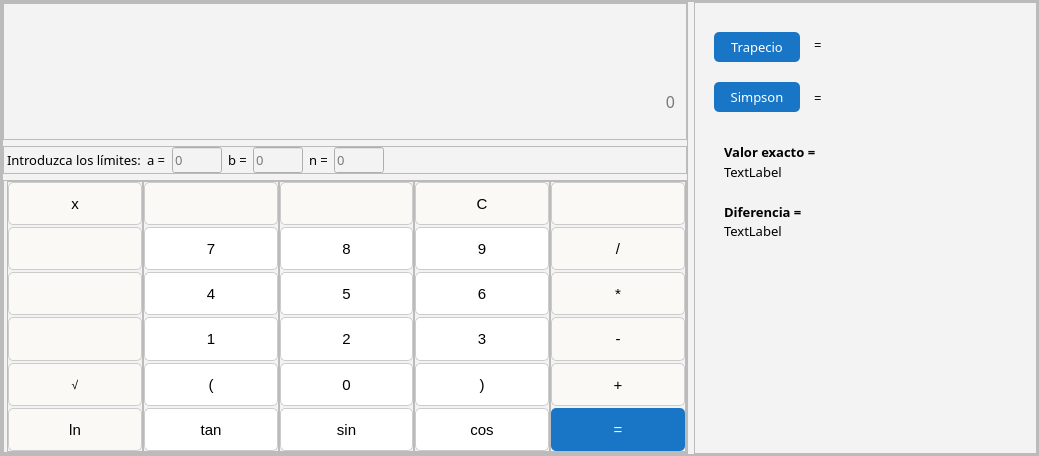
First picture: the form in segundaoportunidad.ui, repository Dariana97/Calculadora-Maxi, before the edit.
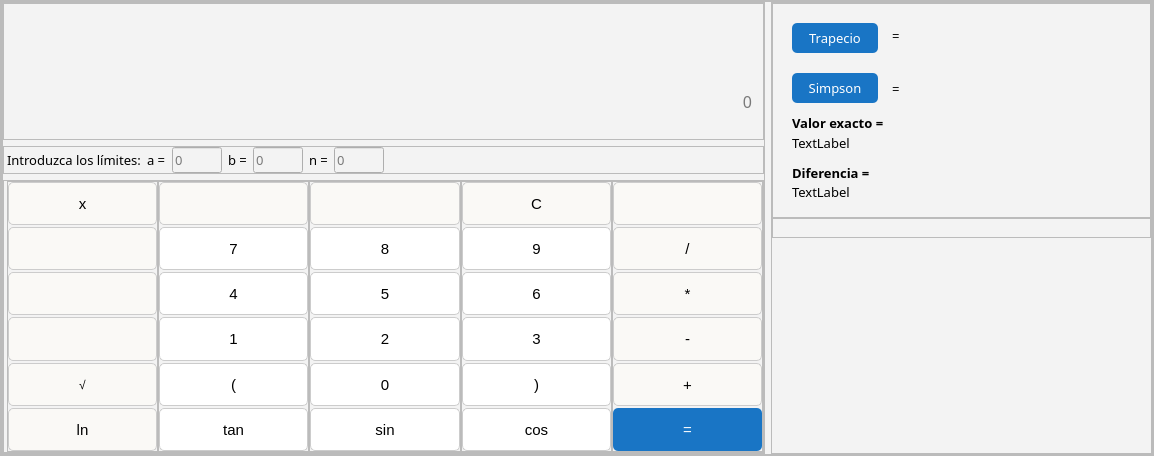
Second picture: the form after the edit. Icons and pictures are not drawn.

Commit message: Agregando mas diseño

```diff
--- a/segundaoportunidad.ui
+++ b/segundaoportunidad.ui
@@ -6,7 +6,7 @@
    <rect>
     <x>0</x>
     <y>0</y>
-    <width>1039</width>
+    <width>1154</width>
     <height>456</height>
    </rect>
   </property>
@@ -1871,19 +1871,55 @@
             <property name="frameShadow">
              <enum>QFrame::Raised</enum>
             </property>
-            <widget class="QPushButton" name="btn_trapeze">
+            <layout class="QVBoxLayout" name="verticalLayout_9" stretch="2,0,2">
+             <property name="spacing">
+              <number>0</number>
+             </property>
+             <property name="leftMargin">
+              <number>0</number>
+             </property>
+             <property name="topMargin">
+              <number>0</number>
+             </property>
+             <property name="rightMargin">
+              <number>0</number>
+             </property>
+             <property name="bottomMargin">
+              <number>0</number>
+             </property>
+             <item>
+              <widget class="QFrame" name="frame_7">
+               <property name="frameShape">
+                <enum>QFrame::StyledPanel</enum>
+               </property>
+               <property name="frameShadow">
+                <enum>QFrame::Raised</enum>
+               </property>
+               <widget class="QLabel" name="lbl_resultSimp">
              <property name="geometry">
               <rect>
-               <x>20</x>
-               <y>30</y>
-               <width>86</width>
-               <height>30</height>
-              </rect>
-             </property>
+                  <x>120</x>
+                  <y>70</y>
+                  <width>251</width>
+                  <height>31</height>
+                 </rect>
+                </property>
+                <property name="sizePolicy">
+                 <sizepolicy hsizetype="Expanding" vsizetype="Preferred">
+                  <horstretch>0</horstretch>
+                  <verstretch>0</verstretch>
+                 </sizepolicy>
+                </property>
              <property name="minimumSize">
               <size>
-               <width>30</width>
-               <height>30</height>
+                  <width>0</width>
+                  <height>25</height>
+                 </size>
+                </property>
+                <property name="maximumSize">
+                 <size>
+                  <width>16777215</width>
+                  <height>16777215</height>
               </size>
              </property>
              <property name="font">
@@ -1892,29 +1928,15 @@
                <pointsize>10</pointsize>
               </font>
              </property>
-             <property name="cursor">
-              <cursorShape>PointingHandCursor</cursorShape>
-             </property>
-             <property name="styleSheet">
-              <string notr="true">QPushButton {
-	background-color: rgb(25, 117, 197);
-	color: #ffffff;
-	border-radius: 5px;
-}
-
-QPushButton:hover {
-	background-color: #47B1E8;
-}</string>
-             </property>
              <property name="text">
-              <string>Trapecio</string>
+                 <string>=</string>
              </property>
             </widget>
             <widget class="QPushButton" name="btn_simpson">
              <property name="geometry">
               <rect>
                <x>20</x>
-               <y>80</y>
+                  <y>70</y>
                <width>86</width>
                <height>30</height>
               </rect>
@@ -1953,11 +1975,17 @@
              <property name="geometry">
               <rect>
                <x>120</x>
-               <y>30</y>
-               <width>211</width>
+                  <y>20</y>
+                  <width>241</width>
                <height>25</height>
               </rect>
              </property>
+                <property name="sizePolicy">
+                 <sizepolicy hsizetype="Expanding" vsizetype="Preferred">
+                  <horstretch>0</horstretch>
+                  <verstretch>0</verstretch>
+                 </sizepolicy>
+                </property>
              <property name="minimumSize">
               <size>
                <width>0</width>
@@ -1983,25 +2011,19 @@
               <string>=</string>
              </property>
             </widget>
-            <widget class="QLabel" name="lbl_resultSimp">
+               <widget class="QPushButton" name="btn_trapeze">
              <property name="geometry">
               <rect>
-               <x>120</x>
-               <y>80</y>
-               <width>211</width>
-               <height>31</height>
+                  <x>20</x>
+                  <y>20</y>
+                  <width>86</width>
+                  <height>30</height>
               </rect>
              </property>
              <property name="minimumSize">
               <size>
-               <width>0</width>
-               <height>25</height>
-              </size>
-             </property>
-             <property name="maximumSize">
-              <size>
-               <width>16777215</width>
-               <height>16777215</height>
+                  <width>30</width>
+                  <height>30</height>
               </size>
              </property>
              <property name="font">
@@ -2010,19 +2032,39 @@
                <pointsize>10</pointsize>
               </font>
              </property>
+                <property name="cursor">
+                 <cursorShape>PointingHandCursor</cursorShape>
+                </property>
+                <property name="styleSheet">
+                 <string notr="true">QPushButton {
+	background-color: rgb(25, 117, 197);
+	color: #ffffff;
+	border-radius: 5px;
+}
+
+QPushButton:hover {
+	background-color: #47B1E8;
+}</string>
+                </property>
              <property name="text">
-              <string>=</string>
+                 <string>Trapecio</string>
              </property>
             </widget>
             <widget class="QLabel" name="lbl_diference">
              <property name="geometry">
               <rect>
-               <x>30</x>
-               <y>220</y>
+                  <x>20</x>
+                  <y>180</y>
                <width>291</width>
                <height>17</height>
               </rect>
              </property>
+                <property name="sizePolicy">
+                 <sizepolicy hsizetype="Expanding" vsizetype="Preferred">
+                  <horstretch>0</horstretch>
+                  <verstretch>0</verstretch>
+                 </sizepolicy>
+                </property>
              <property name="maximumSize">
               <size>
                <width>16777215</width>
@@ -2042,12 +2084,18 @@
             <widget class="QLabel" name="lbl_valorexacto">
              <property name="geometry">
               <rect>
-               <x>30</x>
-               <y>160</y>
+                  <x>20</x>
+                  <y>130</y>
                <width>291</width>
                <height>20</height>
               </rect>
              </property>
+                <property name="sizePolicy">
+                 <sizepolicy hsizetype="Expanding" vsizetype="Preferred">
+                  <horstretch>0</horstretch>
+                  <verstretch>0</verstretch>
+                 </sizepolicy>
+                </property>
              <property name="maximumSize">
               <size>
                <width>16777215</width>
@@ -2064,11 +2112,35 @@
               <string>TextLabel</string>
              </property>
             </widget>
+               <widget class="QLabel" name="label_11">
+                <property name="geometry">
+                 <rect>
+                  <x>20</x>
+                  <y>110</y>
+                  <width>211</width>
+                  <height>20</height>
+                 </rect>
+                </property>
+                <property name="font">
+                 <font>
+                  <family>Segoe UI Variable Text Semibold</family>
+                  <pointsize>10</pointsize>
+                  <weight>75</weight>
+                  <bold>true</bold>
+                 </font>
+                </property>
+                <property name="styleSheet">
+                 <string notr="true"/>
+                </property>
+                <property name="text">
+                 <string>Valor exacto =</string>
+                </property>
+               </widget>
             <widget class="QLabel" name="label_8">
              <property name="geometry">
               <rect>
-               <x>30</x>
-               <y>200</y>
+                  <x>20</x>
+                  <y>160</y>
                <width>201</width>
                <height>20</height>
               </rect>
@@ -2088,30 +2160,74 @@
               <string>Diferencia =</string>
              </property>
             </widget>
-            <widget class="QLabel" name="label_11">
-             <property name="geometry">
-              <rect>
-               <x>30</x>
-               <y>140</y>
-               <width>211</width>
-               <height>20</height>
-              </rect>
+              </widget>
+             </item>
+             <item>
+              <widget class="QFrame" name="frame_12">
+               <property name="frameShape">
+                <enum>QFrame::StyledPanel</enum>
+               </property>
+               <property name="frameShadow">
+                <enum>QFrame::Raised</enum>
+               </property>
+               <layout class="QVBoxLayout" name="verticalLayout_10">
+                <property name="spacing">
+                 <number>0</number>
+                </property>
+                <property name="leftMargin">
+                 <number>20</number>
+                </property>
+                <property name="topMargin">
+                 <number>0</number>
+                </property>
+                <property name="rightMargin">
+                 <number>0</number>
+                </property>
+                <property name="bottomMargin">
+                 <number>0</number>
+                </property>
+                <item>
+                 <widget class="QLabel" name="lbl_Errores">
+                  <property name="maximumSize">
+                   <size>
+                    <width>16777215</width>
+                    <height>50</height>
+                   </size>
              </property>
              <property name="font">
               <font>
-               <family>Segoe UI Variable Text Semibold</family>
+                    <family>Segoe UI Variable</family>
                <pointsize>10</pointsize>
-               <weight>75</weight>
-               <bold>true</bold>
               </font>
              </property>
              <property name="styleSheet">
-              <string notr="true"/>
+                   <string notr="true">color: rgb(170, 0, 0);</string>
              </property>
              <property name="text">
-              <string>Valor exacto =</string>
-             </property>
-            </widget>
+                   <string/>
+                  </property>
+                  <property name="alignment">
+                   <set>Qt::AlignLeading|Qt::AlignLeft|Qt::AlignTop</set>
+                  </property>
+                 </widget>
+                </item>
+               </layout>
+              </widget>
+             </item>
+             <item>
+              <spacer name="verticalSpacer_2">
+               <property name="orientation">
+                <enum>Qt::Vertical</enum>
+               </property>
+               <property name="sizeHint" stdset="0">
+                <size>
+                 <width>20</width>
+                 <height>40</height>
+                </size>
+               </property>
+              </spacer>
+             </item>
+            </layout>
            </widget>
           </item>
          </layout>
```
Lines whose indentation alone changed are shown as unchanged. The commit also changes 1 other file.
